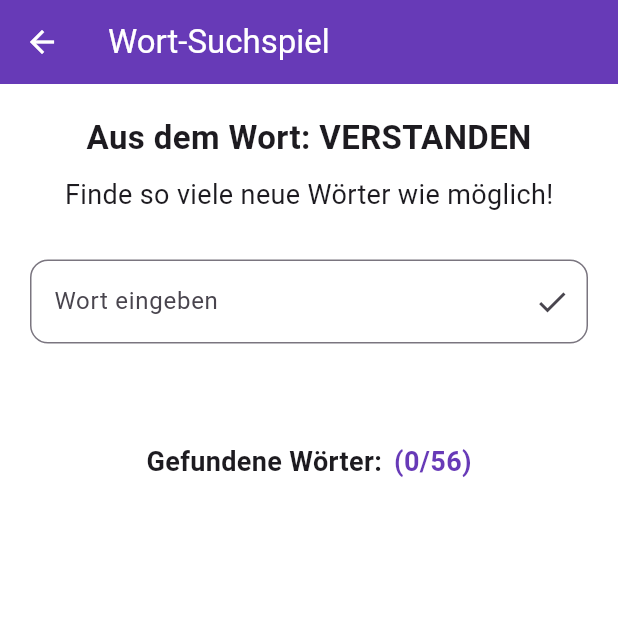
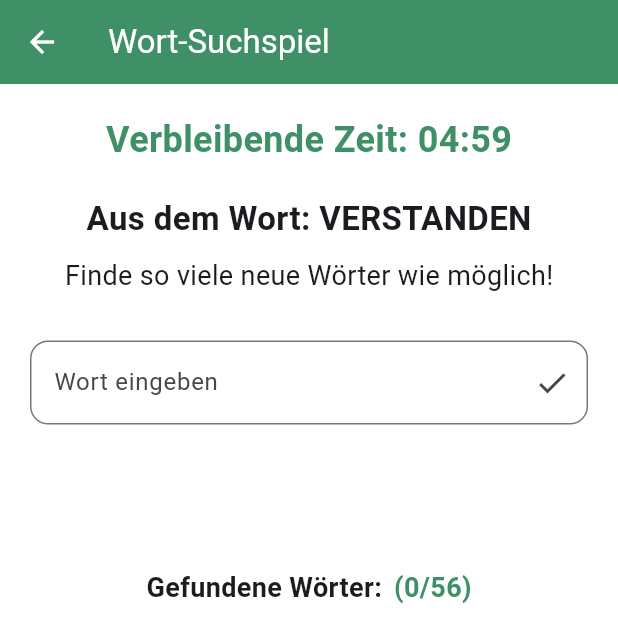
Before and after one commit to linava4/brainJourney, a Flutter app: the WordSearchGame screen opened directly, on a phone screen of 412 x 824 dp. Shown: the top 642 px of the screen. Run offline on Flutter 3.47's test engine with Material 3 defaults, Android fonts, the phone set to English and light mode, and no system bars; our stand-ins replace shared_preferences; accounts and stored records are empty.

Commit message:
farbänderungen

```diff
--- a/lib/temporallobe.dart
+++ b/lib/temporallobe.dart
@@ -1,3 +1,4 @@
+import 'dart:async'; // NEU: Für den Timer
 import 'dart:math';
 import 'dart:ui';
 import 'package:flutter/material.dart';
@@ -54,14 +55,14 @@ class _TemporalLobeIntroState extends State<TemporalLobeIntro> {
   Widget build(BuildContext context) {
     return Scaffold(
       backgroundColor: Colors.white,
-      appBar: AppBar(title: const Text('Temporallappen'), backgroundColor: Colors.deepPurple, foregroundColor: Colors.white,),
+      appBar: AppBar(title: const Text('Temporallappen'), backgroundColor: Color(0xFF3F9067), foregroundColor: Colors.white,),
       body: Center(
         child: Padding(
           padding: const EdgeInsets.all(24.0),
           child: Column(
             mainAxisAlignment: MainAxisAlignment.center,
             children: [
-              Image.asset('assets/images/braintemporallobe.webp'),
+              Image.asset('assets/images/braintemporallobe1.png'),
               const SizedBox(height: 24),
               Text(
                 text[step],
@@ -72,7 +73,7 @@ class _TemporalLobeIntroState extends State<TemporalLobeIntro> {
               ElevatedButton(
                 onPressed: next,
                 style: ElevatedButton.styleFrom(
-                  backgroundColor: Colors.deepPurple,
+                  backgroundColor: Color(0xFF3F9067),
                   foregroundColor: Colors.white,
                 ),
                 child: Text(step < text.length - 1 ? "Weiter" : "Start"),
@@ -88,9 +89,6 @@ class _TemporalLobeIntroState extends State<TemporalLobeIntro> {
 // ------------------------------------------------------
 // WORT-SUCHSPIEL
 // ------------------------------------------------------
-// ------------------------------------------------------
-// WORT-SUCHSPIEL
-// ------------------------------------------------------
 class WordSearchGame extends StatefulWidget {
   const WordSearchGame({super.key});
 
@@ -99,9 +97,17 @@ class WordSearchGame extends StatefulWidget {
 }
 
 class _WordSearchGameState extends State<WordSearchGame> {
+  // Timer-Variablen
+  static const int _timerDurationSeconds = 5 * 60; // 5 Minuten
+  late Timer _timer;
+  int _timeRemaining = _timerDurationSeconds;
+  bool _gameActive = true;
+  bool _showGiveUpButton = false;
+  bool _showContinueButton = false; // Neu: "Weiter" Button nach Aufgeben/Timeout
+
   final String baseWord = "VERSTANDEN";
   final TextEditingController controller = TextEditingController();
-  final FocusNode _focusNode = FocusNode(); // Hinzugefügt: FocusNode
+  final FocusNode _focusNode = FocusNode();
 
   final Set<String> foundWords = {};
 
@@ -167,13 +173,80 @@ class _WordSearchGameState extends State<WordSearchGame> {
   String feedback = "";
 
   @override
+  void initState() {
+    super.initState();
+    _startTimer();
+  }
+
+  void _startTimer() {
+    _timer = Timer.periodic(const Duration(seconds: 1), (timer) {
+      if (!mounted) {
+        timer.cancel();
+        return;
+      }
+      setState(() {
+        if (_timeRemaining > 0) {
+          _timeRemaining--;
+          // Nach 5 Minuten (wenn _timeRemaining 0 erreicht) den Aufgeben-Button anzeigen
+          if (_timeRemaining == 0) {
+            _timer.cancel(); // Timer stoppen, da Zeit abgelaufen
+            _giveUpOrTimeOut(isTimeout: true); // Timeout-Logik ausführen
+          } else if (_timeRemaining <= _timerDurationSeconds - 5 * 60) {
+
+            _showGiveUpButton = true;
+          }
+        }
+      });
+    });
+  }
+
+  // Hilfsmethode, um die verbleibende Zeit schön zu formatieren
+  String _formatTime(int seconds) {
+    int minutes = seconds ~/ 60;
+    int remainingSeconds = seconds % 60;
+    return '${minutes.toString().padLeft(2, '0')}:${remainingSeconds.toString().padLeft(2, '0')}';
+  }
+
+  // NEU: Logik für Aufgeben oder Timeout
+  void _giveUpOrTimeOut({required bool isTimeout}) {
+    if (!_gameActive) return; // Nur einmal ausführen
+
+    _timer.cancel(); // Timer stoppen
+    _gameActive = false; // Spiel deaktivieren
+
+    setState(() {
+      if (isTimeout) {
+        feedback = "Die Zeit ist abgelaufen!";
+        _timeRemaining = 0; // Sicherstellen, dass 0:00 angezeigt wird
+      } else {
+        feedback = "Hier sind die fehlenden Wörter.";
+      }
+      _showContinueButton = true; // Weiter-Button anzeigen
+    });
+    // Fokus wegnehmen und Tastatur verstecken
+    _focusNode.unfocus();
+  }
+
+  void _continueToGlitch() {
+    // Liste der gefundenen Wörter für den nächsten Screen übergeben
+    final list = validWords.toList();
+    Navigator.pushReplacement(
+      context,
+      MaterialPageRoute(builder: (_) => PreGlitchDialog(foundWords: list)),
+    );
+  }
+
+  @override
   void dispose() {
+    _timer.cancel(); // Wichtig: Timer aufräumen
     controller.dispose();
-    _focusNode.dispose(); // Wichtig: FocusNode aufräumen
+    _focusNode.dispose();
     super.dispose();
   }
 
   void checkWordFromInput(String input) {
+    if (!_gameActive) return;
+
     final w = input.trim().toLowerCase();
 
     // Unabhängig davon, ob erfolgreich oder leer, Fokus zurücksetzen
@@ -188,12 +261,11 @@ class _WordSearchGameState extends State<WordSearchGame> {
       });
 
       if (foundWords.length == validWords.length) {
-        // convert to List to keep a stable order for the Glitch scene
-        final list = foundWords.toList();
-        Navigator.pushReplacement(
-          context,
-          MaterialPageRoute(builder: (_) => PreGlitchDialog(foundWords: list)),
-        );
+        // Alle Wörter gefunden -> Spiel beenden
+        _timer.cancel(); // Timer stoppen
+        _gameActive = false;
+        _continueToGlitch(); // Direkter Übergang zum nächsten Screen
+        return; // Frühzeitig beenden
       }
     } else if (foundWords.contains(w)) {
       setState(() => feedback = "✔️ bereits gefunden");
@@ -209,20 +281,38 @@ class _WordSearchGameState extends State<WordSearchGame> {
     checkWordFromInput(controller.text);
   }
 
+  // NEU: Hilfsmethode, um fehlende Wörter zu finden
+  Set<String> _getMissingWords() {
+    return validWords.difference(foundWords);
+  }
+
   @override
   Widget build(BuildContext context) {
+    final Set<String> missingWords = _getMissingWords();
+
     return Scaffold(
       backgroundColor: Colors.white,
       appBar: AppBar(
-        backgroundColor: Colors.deepPurple,
+        backgroundColor: Color(0xFF3F9067),
         foregroundColor: Colors.white,
         title: const Text("Wort-Suchspiel"),
       ),
       body: Padding(
         padding: const EdgeInsets.all(20.0),
+        child: SingleChildScrollView(
           child: Column(
             crossAxisAlignment: CrossAxisAlignment.center,
             children: [
+              // NEU: Timer-Anzeige
+              Text(
+                _gameActive ? "Verbleibende Zeit: ${_formatTime(_timeRemaining)}" : "Zeit abgelaufen!",
+                style: TextStyle(
+                  fontSize: 24,
+                  fontWeight: FontWeight.bold,
+                  color: _timeRemaining < 60 && _gameActive ? Colors.red : Color(0xFF3F9067),
+                ),
+              ),
+              const SizedBox(height: 20),
               Text(
                 "Aus dem Wort: $baseWord",
                 style: const TextStyle(fontSize: 22, fontWeight: FontWeight.bold),
@@ -233,18 +323,20 @@ class _WordSearchGameState extends State<WordSearchGame> {
                 style: TextStyle(fontSize: 18),
               ),
               const SizedBox(height: 30),
+              // Eingabe nur aktiv, wenn Spiel aktiv
               TextField(
                 controller: controller,
-              focusNode: _focusNode, // NEU: FocusNode dem TextField zuweisen
+                focusNode: _focusNode,
+                enabled: _gameActive,
                 textInputAction: TextInputAction.done,
                 onSubmitted: (_) {
                   checkWord();
                 },
                 decoration: InputDecoration(
-                labelText: "Wort eingeben",
+                  labelText: _gameActive ? "Wort eingeben" : "Spiel beendet",
                   suffixIcon: IconButton(
                     icon: const Icon(Icons.check),
-                  onPressed: checkWord,
+                    onPressed: _gameActive ? checkWord : null,
                   ),
                   border: OutlineInputBorder(
                     borderRadius: BorderRadius.circular(12),
@@ -255,7 +347,24 @@ class _WordSearchGameState extends State<WordSearchGame> {
               Text(feedback, style: const TextStyle(fontSize: 18)),
               const SizedBox(height: 30),
 
-            // KORRIGIERT: Hinzufügen des Counters (z.B. 3/8)
+
+              // Weiter-Button nach Aufgeben/Timeout
+              if (_showContinueButton)
+                Padding(
+                  padding: const EdgeInsets.only(top: 20.0),
+                  child: ElevatedButton(
+                    onPressed: _continueToGlitch,
+                    style: ElevatedButton.styleFrom(
+                      backgroundColor: Color(0xFF3F9067),
+                      foregroundColor: Colors.white,
+                    ),
+                    child: const Text("Weiter"),
+                  ),
+                ),
+
+              const SizedBox(height: 30),
+
+              // Counter
               Row(
                 mainAxisAlignment: MainAxisAlignment.center,
                 children: [
@@ -269,7 +378,7 @@ class _WordSearchGameState extends State<WordSearchGame> {
                     style: const TextStyle(
                       fontSize: 18,
                       fontWeight: FontWeight.bold,
-                    color: Colors.deepPurple,
+                      color: Color(0xFF3F9067),
                     ),
                   ),
                 ],
@@ -277,17 +386,39 @@ class _WordSearchGameState extends State<WordSearchGame> {
 
               const SizedBox(height: 10),
 
-            // ✅ HIER IST DIE KORREKTUR: Anzeige der Wörter als kommaseparierter Text
+              // Gefundene Wörter
               Padding(
                 padding: const EdgeInsets.symmetric(horizontal: 10.0),
                 child: Text(
-                // Verbindet alle gefundenen Wörter mit einem Komma und einem Leerzeichen
                   foundWords.join(', '),
                   textAlign: TextAlign.center,
                   style: const TextStyle(fontSize: 16, color: Colors.black87, fontStyle: FontStyle.italic),
                 ),
               ),
+              const SizedBox(height: 20),
+
+              // NEU: Fehlende Wörter anzeigen nach Aufgeben/Timeout
+              if (!_gameActive && missingWords.isNotEmpty)
+                Column(
+                  children: [
+                    const Divider(),
+                    const Text(
+                      "Fehlende Wörter:",
+                      style: TextStyle(fontSize: 18, fontWeight: FontWeight.bold, color: Colors.red),
+                    ),
+                    const SizedBox(height: 10),
+                    Padding(
+                      padding: const EdgeInsets.symmetric(horizontal: 10.0),
+                      child: Text(
+                        missingWords.join(', '),
+                        textAlign: TextAlign.center,
+                        style: const TextStyle(fontSize: 16, color: Colors.red, fontStyle: FontStyle.italic),
+                      ),
+                    ),
                   ],
+                ),
+            ],
+          ),
         ),
       ),
     );
@@ -305,7 +436,7 @@ class PreGlitchDialog extends StatelessWidget {
   Widget build(BuildContext context) {
     return Scaffold(
       backgroundColor: Colors.white,
-      appBar: AppBar(title: const Text('Hmm...'), backgroundColor: Colors.deepPurple),
+      appBar: AppBar(title: const Text('Hmm...'), backgroundColor: Color(0xFF3F9067)),
       body: Center(
         child: Padding(
           padding: const EdgeInsets.all(30),
@@ -326,6 +457,7 @@ class PreGlitchDialog extends StatelessWidget {
               ),
               const SizedBox(height: 40),
               ElevatedButton(
+                style: ElevatedButton.styleFrom(backgroundColor: Color(0xFF3F9067), foregroundColor: Colors.white),
                 onPressed: () {
                   Navigator.pushReplacement(
                     context,
@@ -496,14 +628,14 @@ class _TemporalLobeGlitchSceneState extends State<TemporalLobeGlitchScene>
     final ready = wordData != null && wordData!.length == words.length;
 
     return Scaffold(
-      backgroundColor: Colors.deepPurple.shade50,
+      backgroundColor: Color(0xFF3F9067).withOpacity(0.1),
       body: Stack(
         children: [
           // blurred background while glitch is active
           Positioned.fill(
             child: ImageFiltered(
               imageFilter: ImageFilter.blur(sigmaX: glitchActive ? 7.0 : 0.0, sigmaY: glitchActive ? 7.0 : 0.0),
-              child: Container(color: Colors.deepPurple.shade50),
+              child: Container(color: Color(0xFF3F9067).withOpacity(0.1)),
             ),
           ),
 
@@ -618,7 +750,7 @@ class _TemporalLobeGlitchSceneState extends State<TemporalLobeGlitchScene>
                     const SizedBox(height: 20),
                     ElevatedButton(
                       onPressed: nextDialog,
-                      style: ElevatedButton.styleFrom(backgroundColor: Colors.deepPurple, foregroundColor: Colors.white),
+                      style: ElevatedButton.styleFrom(backgroundColor: Color(0xFF3F9067), foregroundColor: Colors.white),
                       child: const Text('Weiter'),
                     )
                   ],
@@ -640,7 +772,7 @@ class TemporalLobeEndScreen extends StatelessWidget {
   @override
   Widget build(BuildContext context) {
     return Scaffold(
-      backgroundColor: Colors.deepPurple.shade50,
+      backgroundColor: Color(0xFF3F9067).withOpacity(0.1),
       body: Center(
         child: Column(
           mainAxisAlignment: MainAxisAlignment.center,
@@ -658,6 +790,7 @@ class TemporalLobeEndScreen extends StatelessWidget {
             ),
             const SizedBox(height: 40),
             ElevatedButton(
+                style: ElevatedButton.styleFrom(backgroundColor: Color(0xFF3F9067), foregroundColor: Colors.white),
               onPressed: () {
                 // IMPORTANT: pop the ROOT navigator with result 'true' so BrainMapScreen receives it
                 // (requires the context of the outer Navigator, usually main App)
```
Also changed, not shown: lib/home.dart (+8 -6 lines), lib/intro.dart (+5 -4 lines), assets/images/brain.webp (added), assets/images/braintemporallobe1.png (added), pubspec.lock. Lines whose indentation alone changed are shown as unchanged.
